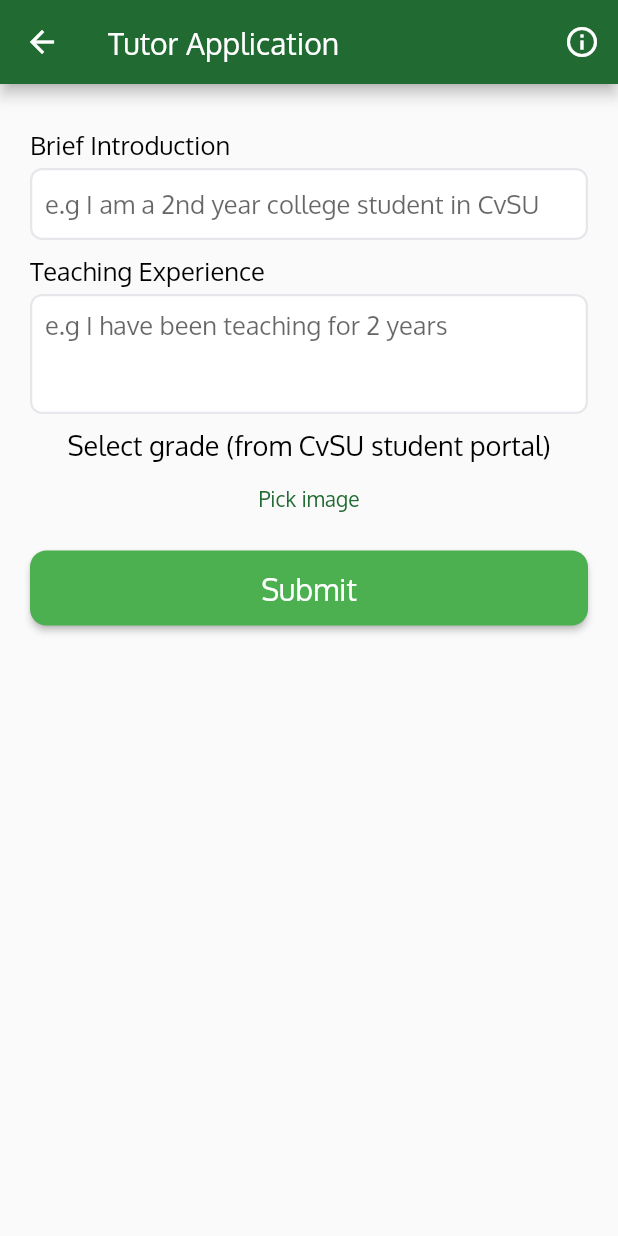
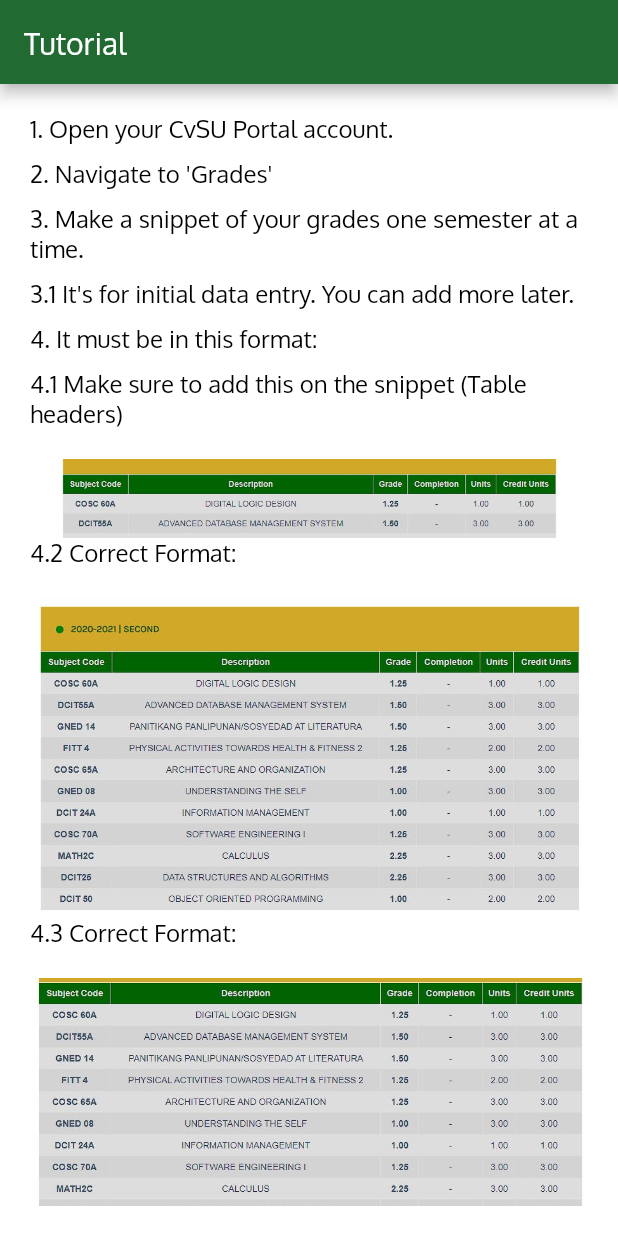
Before and after one commit to dextralquisola/project_lift, a Flutter app: the TutotApplicationScreen screen opened directly, after a tap on "Pick image", on a phone screen of 412 x 824 dp. Run offline on Flutter 3.47's test engine with Material 2 defaults, Android fonts, the phone set to English and light mode, and no system bars; our stand-ins replace badges, cached_network_image, device_info_plus, firebase_core, firebase_messaging, firebase_storage and 7 more; accounts and stored records are empty.

```diff
--- a/lib/features/profile/screens/tutor_application_screen.dart
+++ b/lib/features/profile/screens/tutor_application_screen.dart
@@ -1,6 +1,8 @@
 import 'dart:io';
 
 import 'package:flutter/material.dart';
+import 'package:project_lift/features/profile/screens/tutorial_screen.dart';
+import 'package:project_lift/providers/user_provider.dart';
 import 'package:provider/provider.dart';
 import 'package:cached_network_image/cached_network_image.dart';
 import 'package:image_picker/image_picker.dart';
@@ -34,6 +36,7 @@ class _TutotApplicationScreenState extends State<TutotApplicationScreen> {
 
   @override
   Widget build(BuildContext context) {
+    final userProvider = Provider.of<UserProvider>(context);
     final userRequestProvider = Provider.of<UserRequestsProvider>(context);
     final tutorApplication = userRequestProvider.tutorApplication;
     final hasTutorApplication = tutorApplication.id.isNotEmpty;
@@ -83,15 +86,19 @@ class _TutotApplicationScreenState extends State<TutotApplicationScreen> {
               children: [
                 Column(
                   children: [
-                    if (hasTutorApplication)
-                      Align(
-                        alignment: Alignment.centerLeft,
-                        child: AppText(
-                          text: "Status: ${tutorApplication.status}",
-                          textSize: 20,
-                          textColor: Colors.amber,
-                        ),
-                      ),
+                    // if (hasTutorApplication)
+                    //   Align(
+                    //     alignment: Alignment.centerLeft,
+                    //     child: AppButton(
+                    //       wrapRow: true,
+                    //       height: 50,
+                    //       bgColor: Colors.amberAccent,
+                    //       textColor: Colors.black,
+                    //       onPressed: () {},
+                    //       text: "Status: ${tutorApplication.status}",
+                    //       textSize: 20,
+                    //     ),
+                    //   ),
                     const SizedBox(height: 10),
                     AppTextField(
                       hintText: 'e.g I am a 2nd year college student in CvSU',
@@ -121,6 +128,14 @@ class _TutotApplicationScreenState extends State<TutotApplicationScreen> {
                             const SizedBox(width: 10),
                             TextButton(
                               onPressed: () async {
+                                if (!userProvider.isTutorialDoNotShow) {
+                                  await Navigator.of(context).push(
+                                    MaterialPageRoute(
+                                      builder: (context) =>
+                                          const TutorialScreen(),
+                                    ),
+                                  );
+                                }
                                 var pickedImage = await imagePicker.pickImage(
                                     source: ImageSource.gallery);
                                 setState(() {
@@ -133,6 +148,20 @@ class _TutotApplicationScreenState extends State<TutotApplicationScreen> {
                         ),
                       ),
                     const SizedBox(height: 10),
+                    if (selectedImage == null && !hasTutorApplication) ...[
+                      SizedBox(
+                        height: 150,
+                        child: Card(
+                          child: Center(
+                            child: AppText(
+                              text: "No image selected",
+                              textColor: Colors.grey,
+                            ),
+                          ),
+                        ),
+                      ),
+                      const SizedBox(height: 10),
+                    ],
                     if (selectedImage != null || hasTutorApplication)
                       Column(
                         mainAxisAlignment: MainAxisAlignment.start,
--- /dev/null
+++ b/lib/features/profile/screens/tutorial_screen.dart
@@ -0,0 +1,115 @@
+import 'package:flutter/material.dart';
+import 'package:project_lift/widgets/app_button.dart';
+import 'package:project_lift/widgets/app_text.dart';
+import 'package:provider/provider.dart';
+import 'package:shared_preferences/shared_preferences.dart';
+
+import '../../../providers/user_provider.dart';
+
+class TutorialScreen extends StatefulWidget {
+  final bool isViewOnly;
+  const TutorialScreen({
+    super.key,
+    this.isViewOnly = false,
+  });
+
+  @override
+  State<TutorialScreen> createState() => _TutorialScreenState();
+}
+
+class _TutorialScreenState extends State<TutorialScreen> {
+  var dontShowAgain = false;
+  @override
+  Widget build(BuildContext context) {
+    final userProvider = Provider.of<UserProvider>(context);
+    return Scaffold(
+      appBar: AppBar(
+        title: const Text('Tutorial'),
+        automaticallyImplyLeading: false,
+      ),
+      backgroundColor: Colors.white,
+      body: Padding(
+        padding: const EdgeInsets.all(20),
+        child: SingleChildScrollView(
+          child: Column(
+            crossAxisAlignment: CrossAxisAlignment.start,
+            children: [
+              _customTextBuilder("1. Open your CvSU Portal account."),
+              _customTextBuilder("2. Navigate to 'Grades'"),
+              _customTextBuilder(
+                  "3. Make a snippet of your grades one semester at a time."),
+              _customTextBuilder(
+                  "3.1 It's for initial data entry. You can add more later."),
+              _customTextBuilder("4. It must be in this format:"),
+              _customTextBuilder(
+                  "4.1 Make sure to add this on the snippet (Table headers)"),
+              _imageBuilder("assets/images/grade_makesure.JPG"),
+              _customTextBuilder("4.2 Correct Format:"),
+              _imageBuilder("assets/images/grade_allow1.JPG"),
+              _customTextBuilder("4.3 Correct Format:"),
+              _imageBuilder("assets/images/grade_allow2.JPG"),
+              _customTextBuilder("4.4 Denied Format:"),
+              _imageBuilder("assets/images/grade_deny1.JPG"),
+              const SizedBox(height: 20),
+              widget.isViewOnly
+                  ? const SizedBox()
+                  : CheckboxListTile(
+                      title: const Text("Don't show this again"),
+                      value: dontShowAgain,
+                      onChanged: (value) {
+                        setState(() {
+                          dontShowAgain = value!;
+                        });
+                      },
+                    ),
+              AppButton(
+                wrapRow: true,
+                height: 50,
+                onPressed: widget.isViewOnly
+                    ? () {
+                        if (context.mounted) {
+                          Navigator.of(context).pop();
+                        }
+                      }
+                    : () async {
+                        SharedPreferences prefs =
+                            await SharedPreferences.getInstance();
+
+                        prefs.setBool('isTutorialDoNotShow', dontShowAgain);
+                        userProvider.setIsTutorialDoNotShow(dontShowAgain);
+
+                        if (context.mounted) {
+                          Navigator.of(context).pop();
+                        }
+                      },
+                text: "Continue",
+              ),
+            ],
+          ),
+        ),
+      ),
+    );
+  }
+
+  Widget _customTextBuilder(String text) {
+    return Padding(
+      padding: const EdgeInsets.only(bottom: 10),
+      child: AppText(
+        text: text,
+        textSize: 16,
+      ),
+    );
+  }
+
+  Widget _imageBuilder(String path) {
+    return Padding(
+      padding: const EdgeInsets.only(top: 10),
+      child: SizedBox(
+        child: Image.asset(
+          path,
+          fit: BoxFit.fitWidth,
+        ),
+      ),
+    );
+  }
+}
--- a/lib/main.dart
+++ b/lib/main.dart
@@ -80,7 +80,8 @@ class _MyAppState extends State<MyApp> {
                       studyRoomService.getMyRequests(context),
                       profileService.getUserApplication(context),
                       profileService.getMostSearchedTutorAndSubject(
-                          context: context)
+                          context: context),
+                      userProvider.getUserState(),
                     ]),
                     builder: (context, snapshot) {
                       if (snapshot.connectionState == ConnectionState.waiting) {
--- a/lib/providers/user_provider.dart
+++ b/lib/providers/user_provider.dart
@@ -8,9 +8,17 @@ import '../models/user.dart';
 class UserProvider with ChangeNotifier {
   User _user = User.emptyUser();
 
+  bool _isTutorialDoNotShow = false;
+
   User get user => _user;
   bool get isTutor => _user.role == 'tutor';
   bool get isAuthenticated => _user.token != '' && user.isEmailVerified;
+  bool get isTutorialDoNotShow => _isTutorialDoNotShow;
+
+  void setIsTutorialDoNotShow(bool value) {
+    _isTutorialDoNotShow = value;
+    notifyListeners();
+  }
 
   void updateSubject(Subject subject, [bool isNotify = true]) {
     var subjects = _user.subjects;
@@ -31,9 +39,10 @@ class UserProvider with ChangeNotifier {
     isNotify ? notifyListeners() : () {};
   }
 
-  void deleteSubject(Subject subject, [bool isNotify = true]){
+  void deleteSubject(Subject subject, [bool isNotify = true]) {
     var subjects = _user.subjects;
-    subjects.removeWhere((element) => element.subjectCode == subject.subjectCode);
+    subjects
+        .removeWhere((element) => element.subjectCode == subject.subjectCode);
     _user = _user.copyFrom(subjects: subjects);
     isNotify ? notifyListeners() : () {};
   }
@@ -58,6 +67,11 @@ class UserProvider with ChangeNotifier {
     );
 
     notifyListeners();
+  }
+
+  Future<void> getUserState() async {
+    SharedPreferences prefs = await SharedPreferences.getInstance();
+    _isTutorialDoNotShow = prefs.getBool('isTutorialDoNotShow') ?? false;
   }
 
   Future<void> logout() async {
```
Also changed, not shown: lib/features/profile/screens/add_subject_screen_v2.dart (added, +143 -0 lines), lib/features/profile/service/profile_service.dart (+38 -0 lines), lib/features/profile/widgets/profile_tutor_screen.dart (+15 -9 lines), assets/images/grade_allow1.JPG (added), assets/images/grade_allow2.JPG (added), assets/images/grade_deny1.JPG (added), assets/images/grade_makesure.JPG (added).
